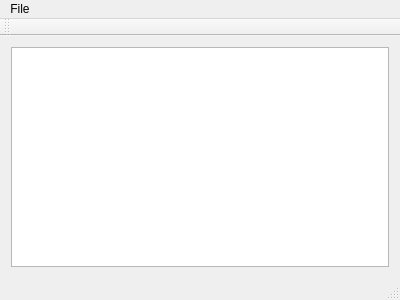
MATF-Software-Verification/2020_05_Massif_Visual, file MassifVisualizer/mainwindow.ui: the form before one commit.
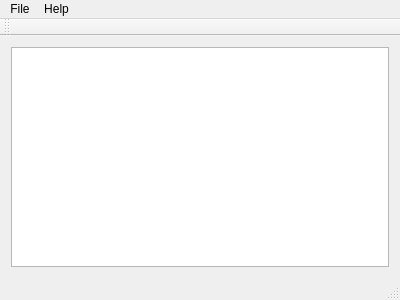
The form after the commit.

Commit message: created help and recent files options

The edit to the form file:
```diff
--- a/MassifVisualizer/mainwindow.ui
+++ b/MassifVisualizer/mainwindow.ui
@@ -51,7 +51,14 @@
     <addaction name="separator"/>
     <addaction name="actionQuit"/>
    </widget>
+   <widget class="QMenu" name="menuHelp">
+    <property name="title">
+     <string>Help</string>
+    </property>
+    <addaction name="actionHelp"/>
+   </widget>
    <addaction name="menuFile"/>
+   <addaction name="menuHelp"/>
   </widget>
   <widget class="QToolBar" name="mainToolBar">
    <attribute name="toolBarArea">
```
Left out of the diff: 15 changed lines with no effect on the pictures. The commit also changes 3 other files.
